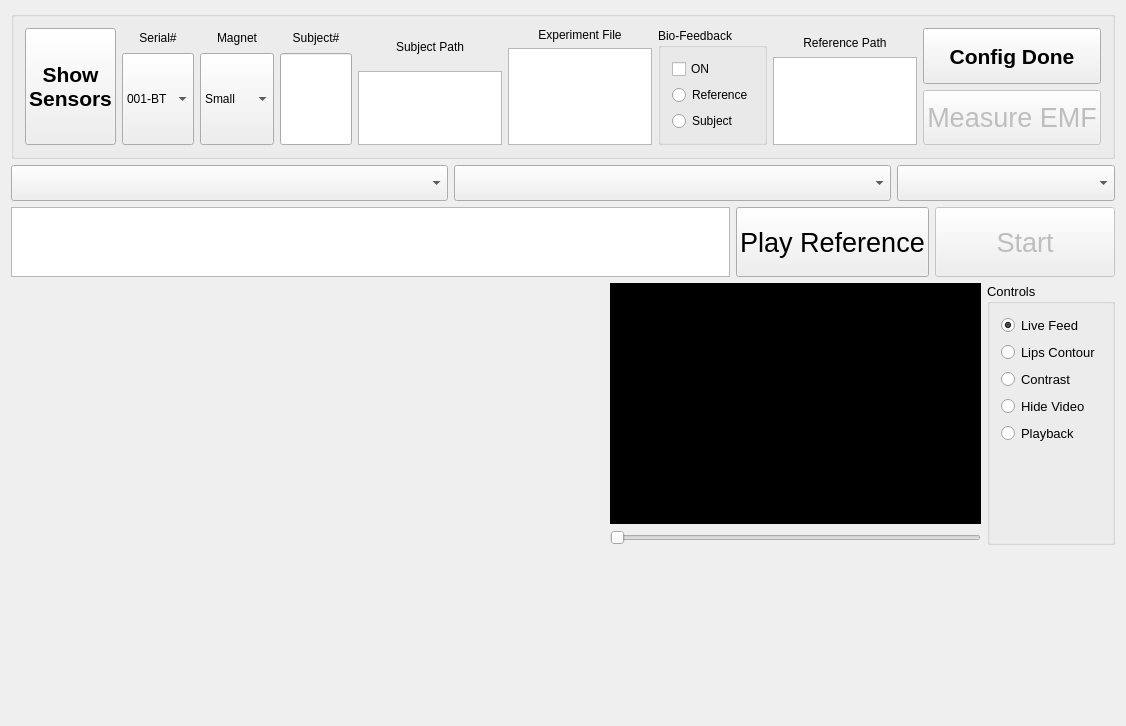
Before: the Qt Designer form tts_gui_experiment/TTS_GUI.ui in Sebnor-Doc/Collect_Data, drawn with Qt 5.
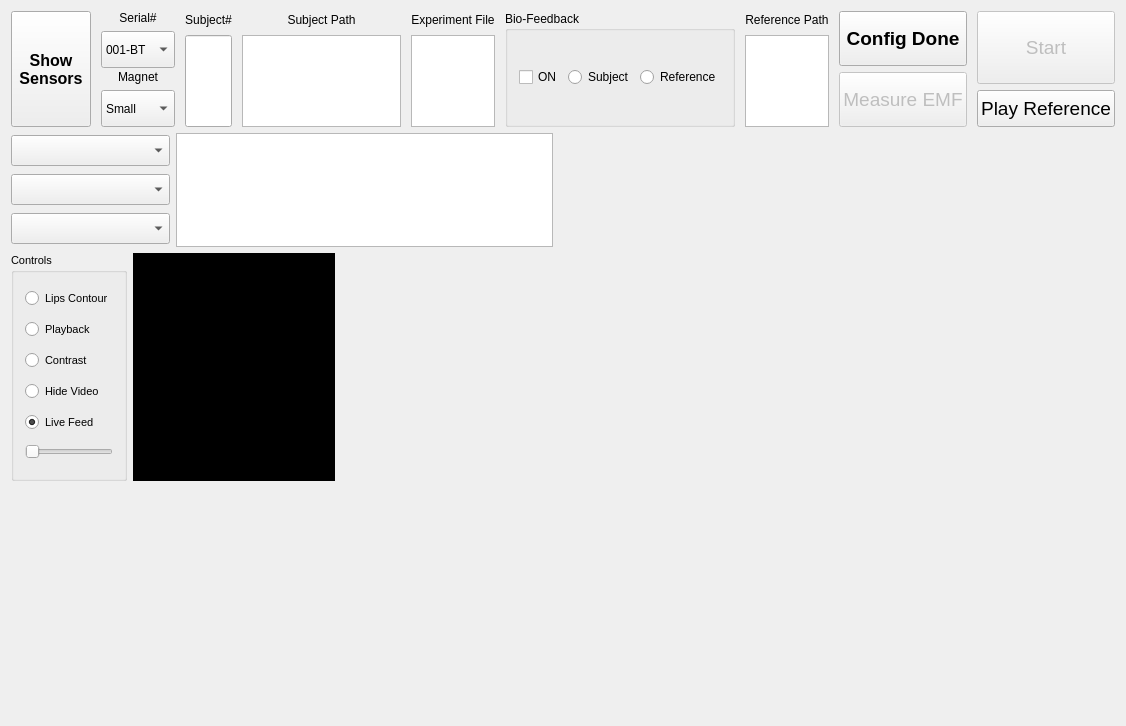
After: the same form once the commit is applied. Custom widgets are drawn as their Qt base class.

Commit message: Show scores in bar plots. Refactored the score generation thread model. Need to clear bar plots at each new word. Need to save data in csv file

The edit to the form file:
```diff
--- a/tts_gui_experiment/TTS_GUI.ui
+++ b/tts_gui_experiment/TTS_GUI.ui
@@ -14,27 +14,23 @@
    <string>Tongue Tracking System v1.0</string>
   </property>
   <widget class="QWidget" name="centralWidget">
-   <layout class="QVBoxLayout" name="verticalLayout" stretch="1,1,2,8,5">
+   <layout class="QVBoxLayout" name="verticalLayout_7" stretch="1,5">
     <item>
-     <widget class="QGroupBox" name="configBox">
-      <property name="title">
-       <string/>
+     <layout class="QHBoxLayout" name="config_Layout" stretch="1,1,0,0,1,0,1,2,1">
+      <property name="spacing">
+       <number>10</number>
       </property>
-      <property name="alignment">
-       <set>Qt::AlignCenter</set>
-      </property>
-      <layout class="QHBoxLayout" name="horizontalLayout" stretch="1,1,1,1,2,2,1,2,1">
        <item>
         <widget class="QPushButton" name="showMagButton">
          <property name="sizePolicy">
-          <sizepolicy hsizetype="Minimum" vsizetype="Expanding">
+         <sizepolicy hsizetype="Expanding" vsizetype="Expanding">
            <horstretch>0</horstretch>
            <verstretch>0</verstretch>
           </sizepolicy>
          </property>
          <property name="font">
           <font>
-           <pointsize>16</pointsize>
+          <pointsize>12</pointsize>
            <weight>75</weight>
            <bold>true</bold>
            <underline>false</underline>
@@ -56,7 +52,12 @@
         </widget>
        </item>
        <item>
-        <layout class="QVBoxLayout" name="serialNumLayout" stretch="1,5">
+       <layout class="QVBoxLayout" name="system_Layout" stretch="1,1">
+        <property name="spacing">
+         <number>2</number>
+        </property>
+        <item>
+         <layout class="QVBoxLayout" name="serialNum_Layout" stretch="1,4">
          <item>
           <widget class="QLabel" name="serialNumLabel">
            <property name="text">
@@ -128,7 +129,7 @@
         </layout>
        </item>
        <item>
-        <layout class="QVBoxLayout" name="magnet_Layout" stretch="1,5">
+         <layout class="QVBoxLayout" name="magnet_Layout" stretch="1,4">
          <item>
           <widget class="QLabel" name="magnetLabel">
            <property name="text">
@@ -145,7 +146,7 @@
          <item>
           <widget class="QComboBox" name="magnetTypeBox">
            <property name="sizePolicy">
-            <sizepolicy hsizetype="Preferred" vsizetype="Preferred">
+             <sizepolicy hsizetype="Expanding" vsizetype="Preferred">
              <horstretch>0</horstretch>
              <verstretch>0</verstretch>
             </sizepolicy>
@@ -169,6 +170,8 @@
          </item>
         </layout>
        </item>
+       </layout>
+      </item>
        <item>
         <layout class="QVBoxLayout" name="subjectNumLayout" stretch="1,5">
          <item>
@@ -200,7 +203,7 @@
         </layout>
        </item>
        <item>
-        <layout class="QVBoxLayout" name="subjectPathLayout" stretch="1,2">
+       <layout class="QVBoxLayout" name="subjectPathLayout" stretch="1,5">
          <item>
           <widget class="QLabel" name="subPathLabel">
            <property name="frameShape">
@@ -224,7 +227,7 @@
         </layout>
        </item>
        <item>
-        <layout class="QVBoxLayout" name="experiment_Layout" stretch="2,0">
+       <layout class="QVBoxLayout" name="experiment_Layout" stretch="1,5">
          <item>
           <widget class="QLabel" name="expFileLabel">
            <property name="text">
@@ -236,7 +239,14 @@
           </widget>
          </item>
          <item>
-          <widget class="QPlainTextEdit" name="expFileEdit"/>
+         <widget class="QPlainTextEdit" name="expFileEdit">
+          <property name="sizePolicy">
+           <sizepolicy hsizetype="Expanding" vsizetype="Expanding">
+            <horstretch>0</horstretch>
+            <verstretch>0</verstretch>
+           </sizepolicy>
+          </property>
+         </widget>
          </item>
         </layout>
        </item>
@@ -245,7 +255,7 @@
          <property name="title">
           <string>Bio-Feedback</string>
          </property>
-         <layout class="QVBoxLayout" name="verticalLayout_3">
+        <layout class="QHBoxLayout" name="horizontalLayout_4">
           <item>
            <widget class="QCheckBox" name="vfbActivationCheckBox">
             <property name="text">
@@ -253,13 +263,6 @@
             </property>
            </widget>
           </item>
-          <item>
-           <widget class="QRadioButton" name="vfbRefModeRadio">
-            <property name="text">
-             <string>Reference</string>
-            </property>
-           </widget>
-          </item>
           <item>
            <widget class="QRadioButton" name="vfbSubModeRadio">
             <property name="text">
@@ -267,14 +270,21 @@
             </property>
            </widget>
           </item>
+         <item>
+          <widget class="QRadioButton" name="vfbRefModeRadio">
+           <property name="text">
+            <string>Reference</string>
+           </property>
+          </widget>
+         </item>
          </layout>
         </widget>
        </item>
        <item>
         <widget class="QWidget" name="refWidget" native="true">
-         <layout class="QVBoxLayout" name="verticalLayout_4" stretch="1,3">
+        <layout class="QVBoxLayout" name="verticalLayout_4" stretch="1,5">
           <property name="spacing">
-           <number>0</number>
+          <number>6</number>
           </property>
           <property name="leftMargin">
            <number>0</number>
@@ -299,13 +309,19 @@
            </widget>
           </item>
           <item>
-           <widget class="QPlainTextEdit" name="refPathEdit"/>
+          <widget class="QPlainTextEdit" name="refPathEdit">
+           <property name="font">
+            <font>
+             <pointsize>9</pointsize>
+            </font>
+           </property>
+          </widget>
           </item>
          </layout>
         </widget>
        </item>
        <item>
-        <layout class="QVBoxLayout" name="configButtonsLayout">
+       <layout class="QVBoxLayout" name="verticalLayout_3">
          <item>
           <widget class="QPushButton" name="configButton">
            <property name="sizePolicy">
@@ -316,7 +332,7 @@
            </property>
            <property name="font">
             <font>
-             <pointsize>16</pointsize>
+            <pointsize>14</pointsize>
              <weight>75</weight>
              <bold>true</bold>
             </font>
@@ -339,7 +355,7 @@
            </property>
            <property name="font">
             <font>
-             <pointsize>20</pointsize>
+            <pointsize>14</pointsize>
             </font>
            </property>
            <property name="text">
@@ -352,52 +368,63 @@
          </item>
         </layout>
        </item>
-      </layout>
-     </widget>
-    </item>
     <item>
-     <layout class="QHBoxLayout" name="utteranceInfoLay" stretch="2,2,1">
+       <layout class="QVBoxLayout" name="verticalLayout_5" stretch="2,1">
       <item>
-       <widget class="QComboBox" name="classBox">
-        <property name="font">
-         <font>
-          <pointsize>18</pointsize>
-         </font>
-        </property>
-       </widget>
-      </item>
-      <item>
-       <widget class="QComboBox" name="utteranceBox">
+         <widget class="QPushButton" name="startStopTrialButton">
+          <property name="enabled">
+           <bool>false</bool>
+          </property>
+          <property name="sizePolicy">
+           <sizepolicy hsizetype="Minimum" vsizetype="Expanding">
+            <horstretch>0</horstretch>
+            <verstretch>0</verstretch>
+           </sizepolicy>
+          </property>
         <property name="font">
          <font>
-          <pointsize>18</pointsize>
-         </font>
-        </property>
+            <pointsize>14</pointsize>
+           </font>
+          </property>
+          <property name="text">
+           <string>Start</string>
+          </property>
+          <property name="shortcut">
+           <string>Space</string>
+          </property>
+          <property name="checkable">
+           <bool>true</bool>
+          </property>
        </widget>
       </item>
       <item>
-       <widget class="QComboBox" name="trialBox">
+         <widget class="QPushButton" name="playRefButton">
+          <property name="enabled">
+           <bool>true</bool>
+          </property>
         <property name="sizePolicy">
-         <sizepolicy hsizetype="Minimum" vsizetype="Fixed">
+           <sizepolicy hsizetype="Expanding" vsizetype="Expanding">
           <horstretch>0</horstretch>
           <verstretch>0</verstretch>
          </sizepolicy>
         </property>
         <property name="font">
          <font>
-          <pointsize>18</pointsize>
-         </font>
-        </property>
+            <pointsize>14</pointsize>
+           </font>
+          </property>
+          <property name="text">
+           <string>Play Reference</string>
+          </property>
        </widget>
       </item>
      </layout>
     </item>
+     </layout>
+    </item>
     <item>
-     <layout class="QHBoxLayout" name="utteranceLay" stretch="4,0,1">
-      <property name="spacing">
-       <number>6</number>
-      </property>
-      <item>
+     <layout class="QGridLayout" name="gridLayout" rowstretch="1,2,2,0" columnstretch="6,6,8,11,10">
+      <item row="0" column="1" colspan="2">
        <widget class="QTextBrowser" name="utteranceBrowser">
         <property name="html">
          <string>&lt;!DOCTYPE HTML PUBLIC &quot;-//W3C//DTD HTML 4.0//EN&quot; &quot;http://www.w3.org/TR/REC-html40/strict.dtd&quot;&gt;
@@ -408,86 +435,59 @@
         </property>
        </widget>
       </item>
-      <item>
-       <widget class="QPushButton" name="playRefButton">
-        <property name="enabled">
-         <bool>true</bool>
-        </property>
-        <property name="sizePolicy">
-         <sizepolicy hsizetype="Expanding" vsizetype="Expanding">
-          <horstretch>0</horstretch>
-          <verstretch>0</verstretch>
-         </sizepolicy>
-        </property>
-        <property name="font">
-         <font>
-          <pointsize>20</pointsize>
-         </font>
-        </property>
-        <property name="text">
-         <string>Play Reference</string>
-        </property>
-       </widget>
-      </item>
-      <item>
-       <widget class="QPushButton" name="startStopTrialButton">
-        <property name="enabled">
-         <bool>false</bool>
-        </property>
-        <property name="sizePolicy">
-         <sizepolicy hsizetype="Minimum" vsizetype="Expanding">
-          <horstretch>0</horstretch>
-          <verstretch>0</verstretch>
-         </sizepolicy>
-        </property>
-        <property name="font">
-         <font>
-          <pointsize>20</pointsize>
-         </font>
-        </property>
-        <property name="text">
-         <string>Start</string>
-        </property>
-        <property name="shortcut">
-         <string>Space</string>
-        </property>
-        <property name="checkable">
-         <bool>true</bool>
-        </property>
-       </widget>
-      </item>
-     </layout>
-    </item>
-    <item>
-     <layout class="QHBoxLayout" name="biofeedbackLayout" stretch="8,5,1">
-      <item>
+      <item row="2" column="0" rowspan="2" colspan="3">
        <widget class="QCustomPlot" name="locaPlot" native="true">
         <property name="autoFillBackground">
          <bool>true</bool>
         </property>
        </widget>
       </item>
+      <item row="0" column="0">
+       <layout class="QVBoxLayout" name="verticalLayout_6">
       <item>
-       <layout class="QVBoxLayout" name="videoLay" stretch="0,1">
+         <widget class="QComboBox" name="utteranceBox">
+          <property name="font">
+           <font>
+            <pointsize>14</pointsize>
+           </font>
+          </property>
+         </widget>
+        </item>
         <item>
-         <widget class="QCustomPlot" name="videoFeed" native="true">
-          <property name="autoFillBackground">
-           <bool>false</bool>
+         <widget class="QComboBox" name="classBox">
+          <property name="font">
+           <font>
+            <pointsize>14</pointsize>
+           </font>
           </property>
-          <property name="styleSheet">
-           <string notr="true">Background-color: #000;</string>
-          </property>
          </widget>
         </item>
         <item>
-         <widget class="QSlider" name="videoSlider">
-          <property name="orientation">
-           <enum>Qt::Horizontal</enum>
+         <widget class="QComboBox" name="trialBox">
+          <property name="sizePolicy">
+           <sizepolicy hsizetype="Minimum" vsizetype="Fixed">
+            <horstretch>0</horstretch>
+            <verstretch>0</verstretch>
+           </sizepolicy>
+          </property>
+          <property name="font">
+           <font>
+            <pointsize>14</pointsize>
+           </font>
           </property>
          </widget>
         </item>
        </layout>
       </item>
+      <item row="1" column="3" rowspan="3" colspan="2">
+       <widget class="QCustomPlot" name="scorePlot" native="true">
+        <property name="autoFillBackground">
+         <bool>true</bool>
+        </property>
+       </widget>
+      </item>
+      <item row="1" column="0" colspan="2">
+       <layout class="QHBoxLayout" name="video_Layout" stretch="1,5">
       <item>
        <widget class="QGroupBox" name="videoContolsGroupBox">
         <property name="sizePolicy">
@@ -498,37 +498,44 @@
         </property>
         <property name="font">
          <font>
-          <pointsize>10</pointsize>
+            <pointsize>8</pointsize>
          </font>
         </property>
         <property name="title">
          <string>Controls</string>
         </property>
         <layout class="QVBoxLayout" name="verticalLayout_2">
-         <item>
-          <widget class="QRadioButton" name="videoShowRadio">
-           <property name="font">
-            <font>
-             <pointsize>10</pointsize>
-            </font>
-           </property>
-           <property name="text">
-            <string>Live Feed</string>
-           </property>
-           <property name="checked">
-            <bool>true</bool>
-           </property>
-          </widget>
-         </item>
          <item>
           <widget class="QRadioButton" name="videoShowLipsRadio">
+             <property name="font">
+              <font>
+               <pointsize>8</pointsize>
+              </font>
+             </property>
            <property name="text">
             <string>Lips Contour</string>
            </property>
           </widget>
          </item>
+           <item>
+            <widget class="QRadioButton" name="videoPlaybackRadio">
+             <property name="font">
+              <font>
+               <pointsize>8</pointsize>
+              </font>
+             </property>
+             <property name="text">
+              <string>Playback</string>
+             </property>
+            </widget>
+           </item>
          <item>
           <widget class="QRadioButton" name="videoBWRadio">
+             <property name="font">
+              <font>
+               <pointsize>8</pointsize>
+              </font>
+             </property>
            <property name="text">
             <string>Contrast</string>
            </property>
@@ -538,7 +545,7 @@
           <widget class="QRadioButton" name="videoHideRadio">
            <property name="font">
             <font>
-             <pointsize>10</pointsize>
+               <pointsize>8</pointsize>
             </font>
            </property>
            <property name="text">
@@ -547,41 +554,52 @@
           </widget>
          </item>
          <item>
-          <widget class="QRadioButton" name="videoPlaybackRadio">
+            <widget class="QRadioButton" name="videoShowRadio">
            <property name="font">
             <font>
-             <pointsize>10</pointsize>
+               <pointsize>8</pointsize>
             </font>
            </property>
            <property name="text">
-            <string>Playback</string>
+              <string>Live Feed</string>
+             </property>
+             <property name="checked">
+              <bool>true</bool>
            </property>
           </widget>
          </item>
          <item>
-          <spacer name="verticalSpacer">
+            <widget class="QSlider" name="videoSlider">
            <property name="orientation">
-            <enum>Qt::Vertical</enum>
-           </property>
-           <property name="sizeHint" stdset="0">
-            <size>
-             <width>20</width>
-             <height>40</height>
-            </size>
-           </property>
-          </spacer>
-         </item>
-        </layout>
+              <enum>Qt::Horizontal</enum>
+             </property>
        </widget>
       </item>
      </layout>
+         </widget>
     </item>
     <item>
+         <widget class="QCustomPlot" name="videoFeed" native="true">
+          <property name="autoFillBackground">
+           <bool>false</bool>
+          </property>
+          <property name="styleSheet">
+           <string notr="true">Background-color: #000;</string>
+          </property>
+          <zorder>horizontalLayoutWidget_3</zorder>
+         </widget>
+        </item>
+       </layout>
+      </item>
+      <item row="0" column="3" colspan="2">
      <widget class="QCustomPlot" name="waveformQCP" native="true">
       <property name="autoFillBackground">
        <bool>true</bool>
       </property>
-     </widget>
+        <zorder>horizontalLayoutWidget_3</zorder>
+       </widget>
+      </item>
+     </layout>
     </item>
    </layout>
   </widget>
```
Left out of the diff: 1 changed line with no effect on the pictures. Lines whose indentation alone changed are shown as unchanged. The commit also changes 5 other files.
